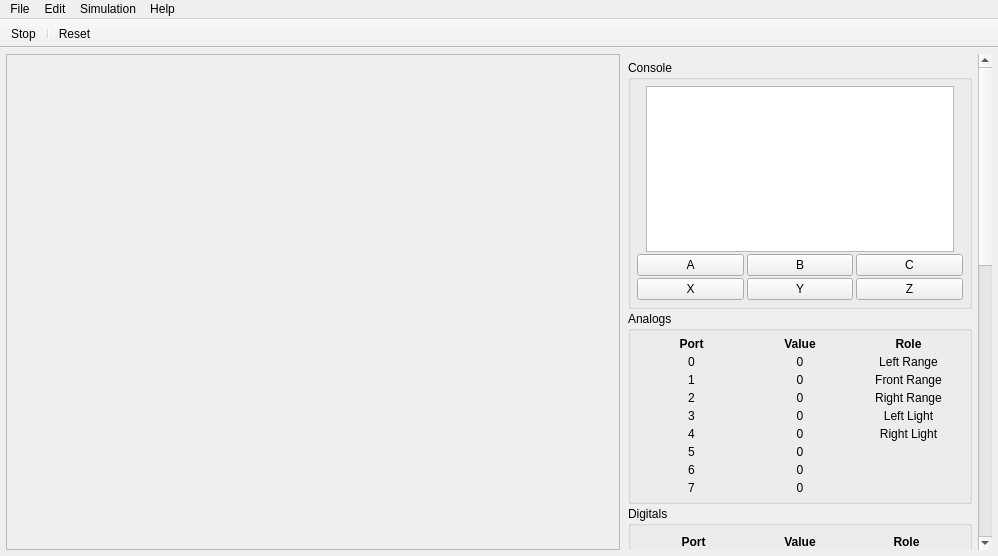
This is ui/main_window.ui in kipr/ks2 as Qt 5 draws it before an edit. The edited form follows.
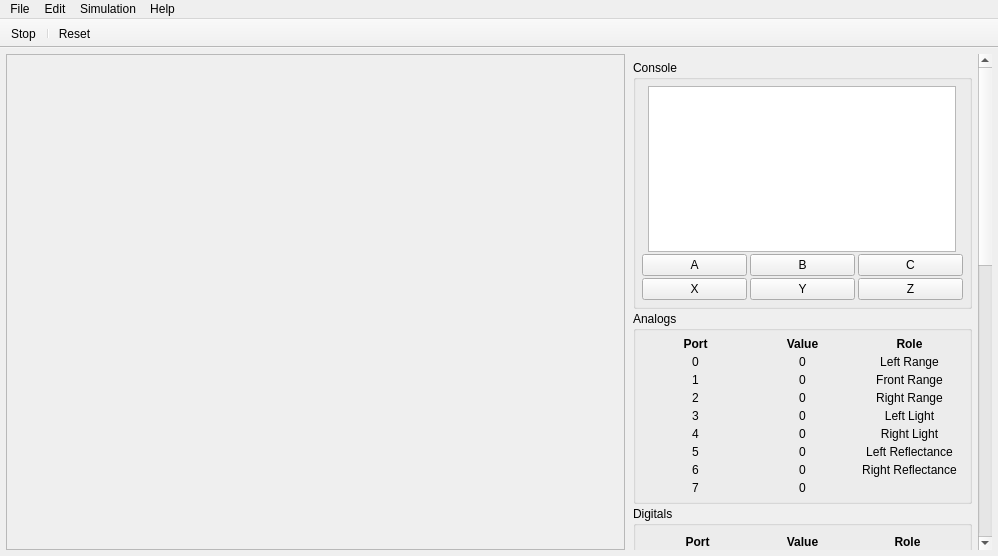
This is the edited form. Icons and pictures are not drawn. Custom widgets are drawn as their Qt base class.

Commit message: Fixed ks2 build under mac

What changed in the file:
```diff
--- a/ui/main_window.ui
+++ b/ui/main_window.ui
@@ -75,7 +75,7 @@
      <widget class="QScrollArea" name="scrollArea">
       <property name="minimumSize">
        <size>
-        <width>370</width>
+        <width>365</width>
         <height>0</height>
        </size>
       </property>
@@ -96,7 +96,7 @@
         <rect>
          <x>0</x>
          <y>0</y>
-         <width>355</width>
+         <width>350</width>
          <height>1230</height>
         </rect>
        </property>
@@ -500,6 +500,26 @@
              </property>
             </widget>
            </item>
+           <item row="6" column="2">
+            <widget class="QLabel" name="label_4">
+             <property name="text">
+              <string>Left Reflectance</string>
+             </property>
+             <property name="alignment">
+              <set>Qt::AlignCenter</set>
+             </property>
+            </widget>
+           </item>
+           <item row="7" column="2">
+            <widget class="QLabel" name="label_11">
+             <property name="text">
+              <string>Right Reflectance</string>
+             </property>
+             <property name="alignment">
+              <set>Qt::AlignCenter</set>
+             </property>
+            </widget>
+           </item>
           </layout>
          </widget>
         </item>
```
The commit also changes 2 other files.
